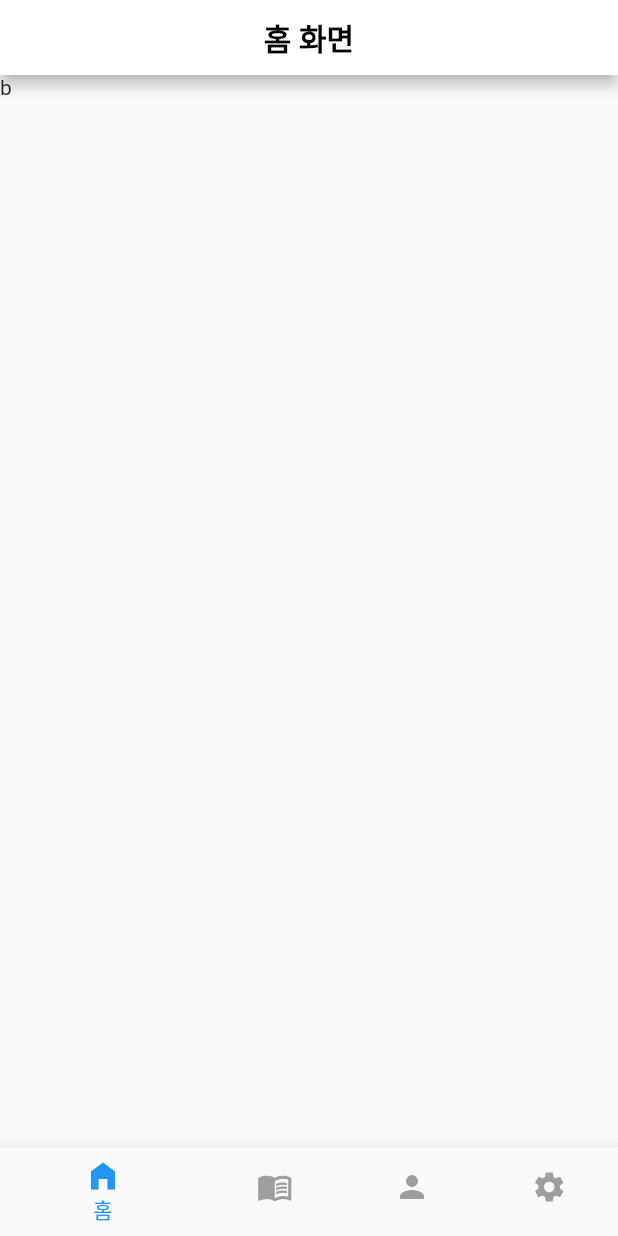
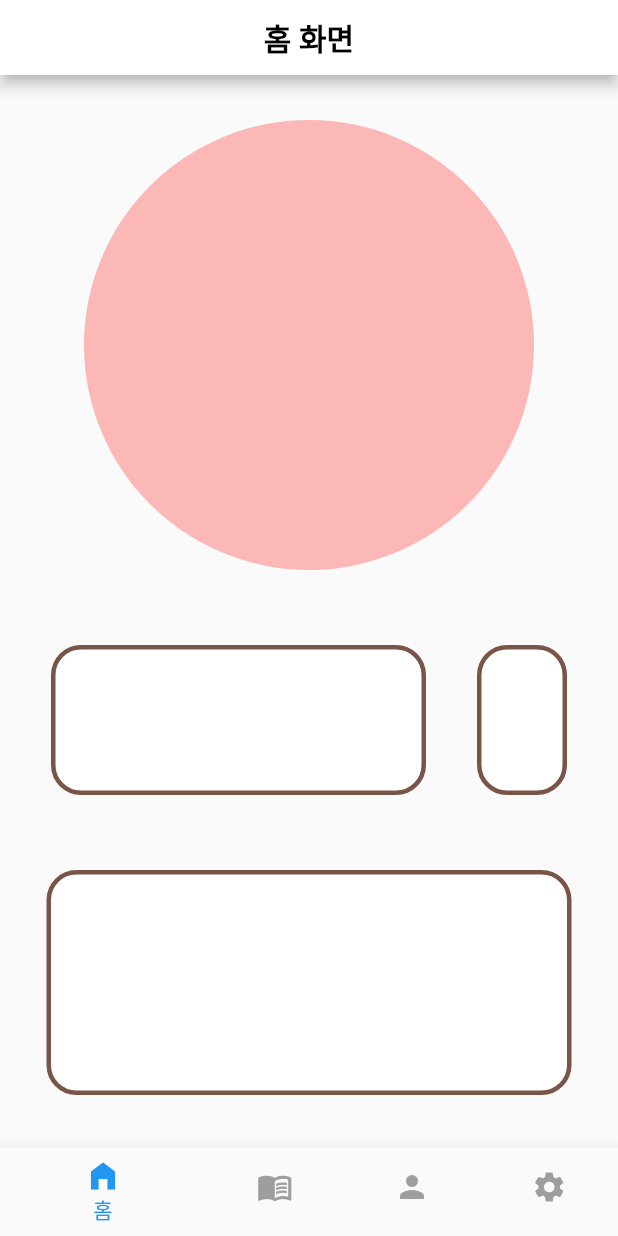
Before and after one commit to CoolCoolCoffee/CoolCoolCoffee, a Flutter app: the screen it shows after launch, on a phone screen of 412 x 824 dp. Run offline on Flutter 3.47's test engine with Material 2 defaults, Android fonts, the phone set to English and light mode, and no system bars; our stand-ins replace cloud_firestore, firebase_core, image_picker, table_calendar, timezone; missing offline and left inert: floating_action_bubble, flutter_health_connect, google_mlkit_text_recognition; accounts and stored records are empty.

Commit message:
화면 나누기

```diff
--- a/CoolCoolCoffee_FrontEnd/lib/page/home/caffeine_left.dart
+++ b/CoolCoolCoffee_FrontEnd/lib/page/home/caffeine_left.dart
@@ -0,0 +1,47 @@
+import 'package:flutter/material.dart';
+
+class CaffeineLeftWidget extends StatefulWidget {
+  const CaffeineLeftWidget({Key? key}) : super(key: key);
+
+  @override
+  _CaffeineLeftWidgetState createState() => _CaffeineLeftWidgetState();
+}
+
+class _CaffeineLeftWidgetState extends State<CaffeineLeftWidget> {
+  @override
+  Widget build(BuildContext context){
+    return Container(
+      child: Center(
+        child: Row(
+          mainAxisAlignment: MainAxisAlignment.spaceEvenly,
+          children: [
+            Container(
+              width: 250,
+              height: 100,
+              decoration: BoxDecoration(
+                color: Colors.white,
+                borderRadius: BorderRadius.circular(20),
+                border: Border.all(
+                  color: Colors.brown,
+                  width: 3.0,
+                ),
+              ),
+            ),
+            Container(
+              width: 60,
+              height: 100,
+              decoration: BoxDecoration(
+                color: Colors.white,
+                borderRadius: BorderRadius.circular(20),
+                border: Border.all(
+                  color: Colors.brown,
+                  width: 3.0,
+                ),
+              ),
+            )
+          ],
+        ),
+      ),
+    );
+  }
+}
--- a/CoolCoolCoffee_FrontEnd/lib/page/home/clock.dart
+++ b/CoolCoolCoffee_FrontEnd/lib/page/home/clock.dart
@@ -0,0 +1,25 @@
+import 'package:flutter/material.dart';
+
+class ClockWidget extends StatefulWidget {
+  const ClockWidget({Key? key}) : super(key: key);
+
+  @override
+  _ClockWidgetState createState() => _ClockWidgetState();
+}
+
+class _ClockWidgetState extends State<ClockWidget>{
+
+  @override
+  Widget build(BuildContext context){
+    return Center(
+      child: ClipRRect(
+        borderRadius: BorderRadius.circular(150),
+        child: Container(
+          width: 300,
+          height: 300,
+          color: Colors.redAccent.withOpacity(0.4),
+        ),
+      ),
+    );
+  }
+}
--- a/CoolCoolCoffee_FrontEnd/lib/page/home/drink_list.dart
+++ b/CoolCoolCoffee_FrontEnd/lib/page/home/drink_list.dart
@@ -0,0 +1,30 @@
+import 'package:flutter/material.dart';
+
+class DrinkListWidget extends StatefulWidget {
+  const DrinkListWidget({Key? key}) : super(key: key);
+
+  @override
+  _DrinkListWidgetState createState() => _DrinkListWidgetState();
+}
+
+class _DrinkListWidgetState extends State<DrinkListWidget> {
+  @override
+  Widget build(BuildContext context){
+    return Container(
+      child: Center(
+        child: Container(
+          width: 350,
+          height: 150,
+          decoration: BoxDecoration(
+            color: Colors.white,
+            borderRadius: BorderRadius.circular(20),
+            border: Border.all(
+              color: Colors.brown,
+              width: 3.0,
+            ),
+          ),
+        ),
+      ),
+    );
+  }
+}
--- a/CoolCoolCoffee_FrontEnd/lib/page/home/home_page.dart
+++ b/CoolCoolCoffee_FrontEnd/lib/page/home/home_page.dart
@@ -1,5 +1,8 @@
 import 'package:flutter/cupertino.dart';
 import 'package:flutter/material.dart';
+import 'caffeine_left.dart';
+import 'drink_list.dart';
+import 'clock.dart';
 
 class HomePage extends StatefulWidget {
   const HomePage({super.key});
@@ -26,7 +29,16 @@ class _HomePageState extends State<HomePage> {
         toolbarHeight: 50,
         iconTheme: IconThemeData(color: Colors.white),
     ),
-    body: Text('b'),
+    body: Column(
+      children: [
+        SizedBox(height: 30),
+        ClockWidget(),
+        SizedBox(height: 50),
+        CaffeineLeftWidget(),
+        SizedBox(height: 50),
+        DrinkListWidget()
+      ],
+    )
     );
   }
 }
```
